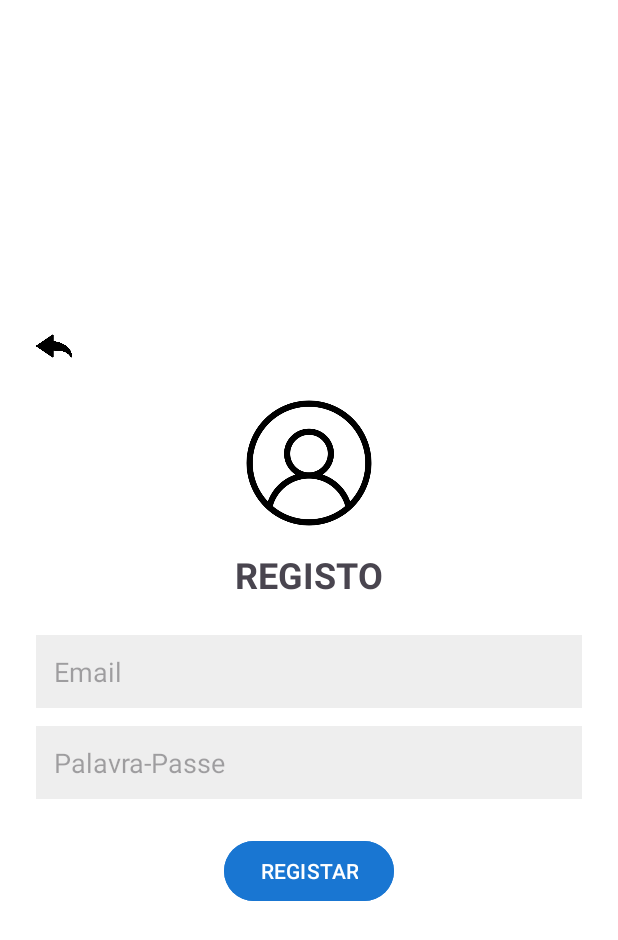
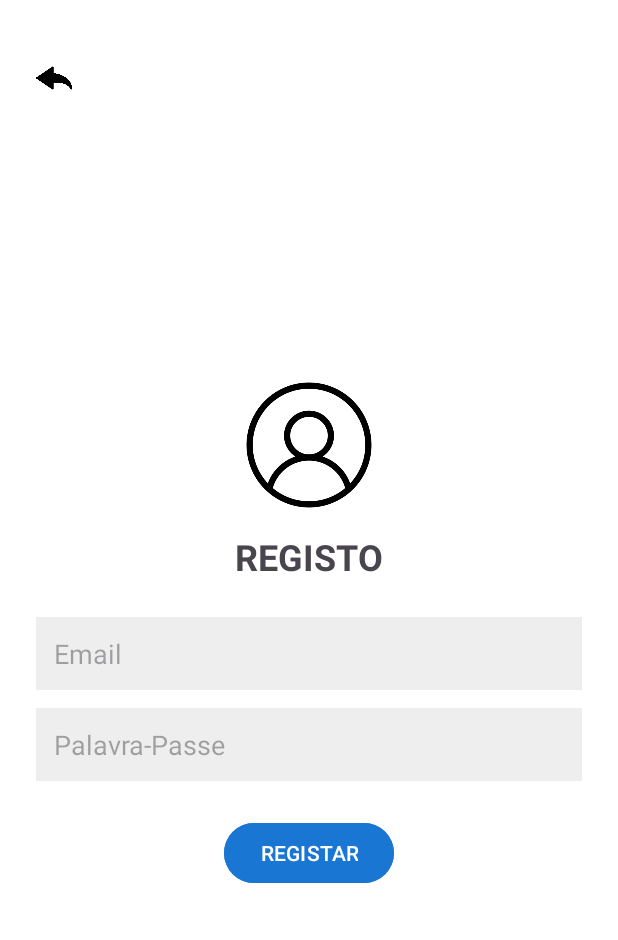
Before and after one commit to t2ne/tripsync, an Android app: the RegisterActivity screen opened directly, with no data from a screen before it, on a phone screen of 412 x 824 dp. Shown: the top 940 px of the screen. Run offline under Robolectric (Android 15) with nearby library versions, the phone set to English and light mode, and no system bars.

Commit message:
introslider e registo feito, mais fix

```diff
--- a/app/src/main/res/layout/activity_register.xml
+++ b/app/src/main/res/layout/activity_register.xml
@@ -1,19 +1,26 @@
 <?xml version="1.0" encoding="utf-8"?>
-<LinearLayout xmlns:android="http://schemas.android.com/apk/res/android"
+<FrameLayout xmlns:android="http://schemas.android.com/apk/res/android"
     android:layout_width="match_parent"
     android:layout_height="match_parent"
-    android:orientation="vertical"
     android:padding="24dp"
-    android:gravity="center"
     android:background="#FFFFFF">
 
+    <!-- Botão de Voltar no topo esquerdo -->
     <ImageView
         android:id="@+id/btnBack"
         android:layout_width="24dp"
         android:layout_height="24dp"
-        android:layout_gravity="start"
+        android:layout_marginTop="16dp"
+        android:layout_gravity="start|top"
         android:contentDescription="Voltar"
         android:src="@drawable/back" />
+
+    <!-- Layout com os outros elementos -->
+    <LinearLayout
+        android:layout_width="match_parent"
+        android:layout_height="match_parent"
+        android:orientation="vertical"
+        android:gravity="center">
 
         <ImageView
             android:layout_width="100dp"
@@ -58,3 +65,4 @@
             android:backgroundTint="#1976D2"
             android:textColor="#FFFFFF" />
     </LinearLayout>
+</FrameLayout>
```
Lines whose indentation alone changed are shown as unchanged.
